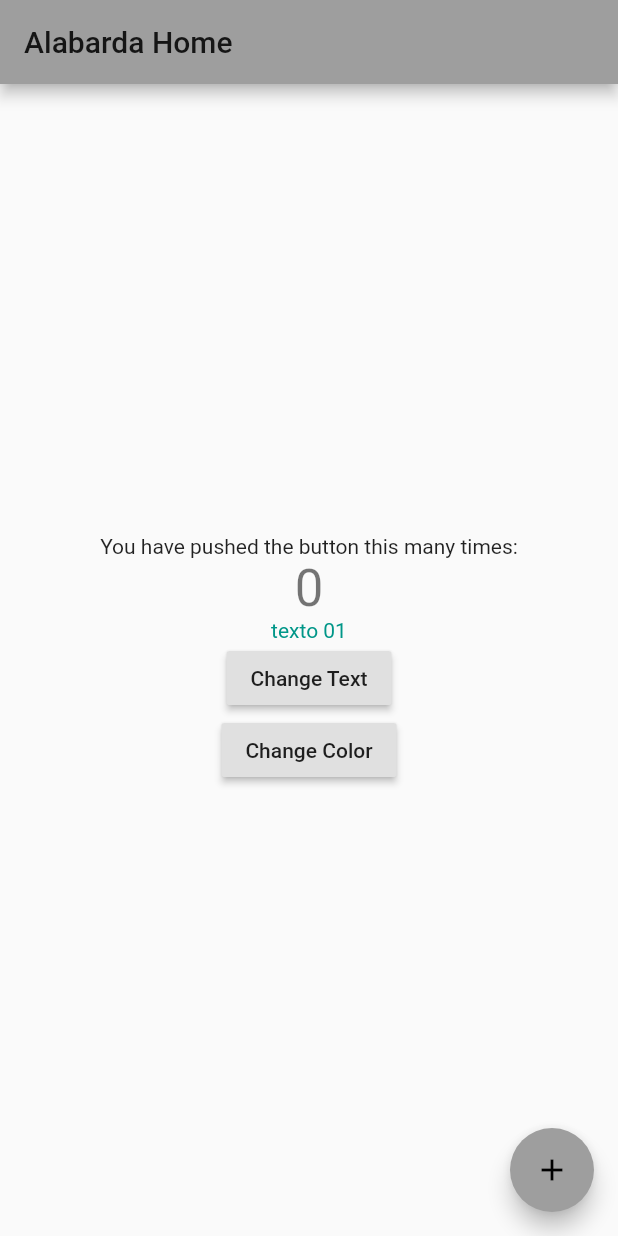
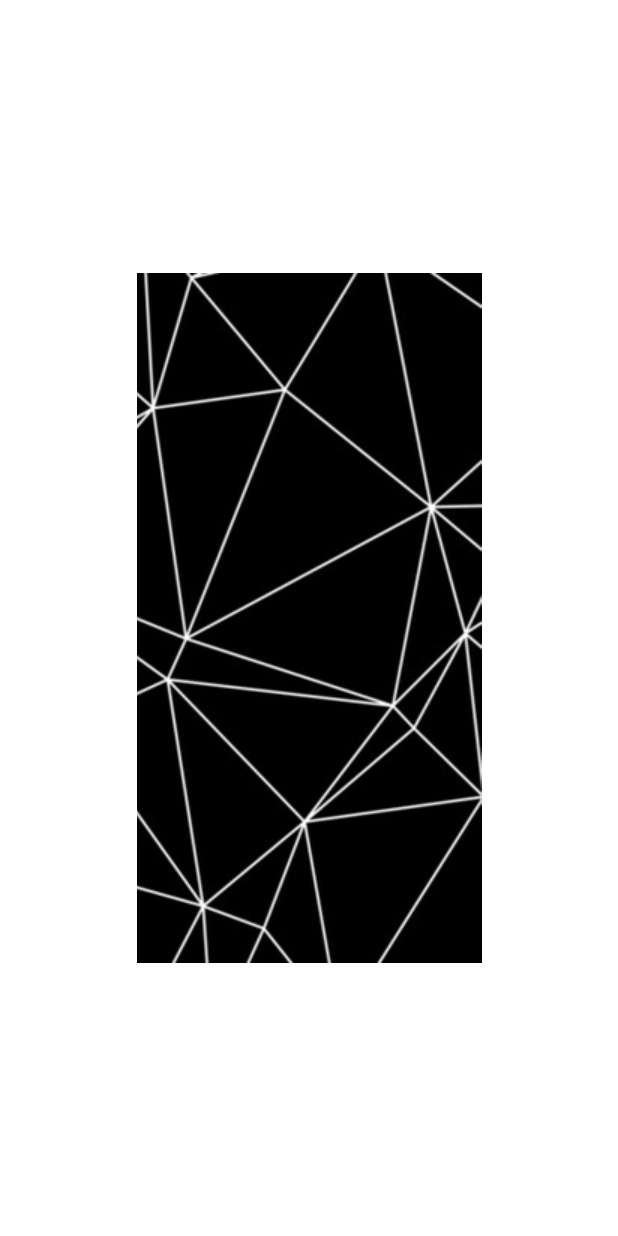
Before and after one commit to rubenabarca/alabarda, a Flutter app: the screen it shows after launch, on a phone screen of 412 x 824 dp. Run offline on Flutter 3.47's test engine with Material 2 defaults, Android fonts, the phone set to English and light mode, and no system bars.

Commit message:
Last Changes 22-02-21

```diff
--- a/lib/main.dart
+++ b/lib/main.dart
@@ -50,43 +50,8 @@ class MyHomePage extends StatefulWidget {
 }
 
 class _MyHomePageState extends State<MyHomePage> {
-  int _counter = 0;
-  String _text01 = 'texto 01';
-  Color _text01Color= Colors.teal;
-  void _changeText() {
-    setState(() {
-      if (_text01 == 'texto 01') {
-        _text01 = 'You´re falling apart';
-      } else if (_text01 == 'You´re falling apart') {
-        _text01 = 'texto 02';
-      } else if (_text01 == 'texto 02') {
-        _text01 = 'texto 03';
-      } else {
-        _text01 = 'texto 01';
-      }
-    });
 
-  }
-  void _changeColor(){
-    setState(() {
-      if(_text01Color==Colors.teal){
-        _text01Color=Colors.amber;
-      }else{
-        _text01Color=Colors.teal;
-      }
-    });
-  }
 
-  void _incrementCounter() {
-    setState(() {
-      // This call to setState tells the Flutter framework that something has
-      // changed in this State, which causes it to rerun the build method below
-      // so that the display can reflect the updated values. If we changed
-      // _counter without calling setState(), then the build method would not be
-      // called again, and so nothing would appear to happen.
-      _counter++;
-    });
-  }
 
   @override
   Widget build(BuildContext context) {
@@ -96,61 +61,7 @@ class _MyHomePageState extends State<MyHomePage> {
     // The Flutter framework has been optimized to make rerunning build methods
     // fast, so that you can just rebuild anything that needs updating rather
     // than having to individually change instances of widgets.
-    return Scaffold(
-      appBar: AppBar(
-        // Here we take the value from the MyHomePage object that was created by
-        // the App.build method, and use it to set our appbar title.
-        title: Text(widget.title),
-      ),
-      body: Center(
-        // Center is a layout widget. It takes a single child and positions it
-        // in the middle of the parent.
-        child: Column(
-          // Column is also a layout widget. It takes a list of children and
-          // arranges them vertically. By default, it sizes itself to fit its
-          // children horizontally, and tries to be as tall as its parent.
-          //
-          // Invoke "debug painting" (press "p" in the console, choose the
-          // "Toggle Debug Paint" action from the Flutter Inspector in Android
-          // Studio, or the "Toggle Debug Paint" command in Visual Studio Code)
-          // to see the wireframe for each widget.
-          //
-          // Column has various properties to control how it sizes itself and
-          // how it positions its children. Here we use mainAxisAlignment to
-          // center the children vertically; the main axis here is the vertical
-          // axis because Columns are vertical (the cross axis would be
-          // horizontal).
-          mainAxisAlignment: MainAxisAlignment.center,
+   return Center(child:Image.asset("assets/images/card-back.png"));
 
-          children: <Widget>[
-            Text(
-              'You have pushed the button this many times:',
-            ),
-            Text(
-              '$_counter',
-              style: Theme.of(context).textTheme.headline4,
-            ),
-            Text(
-              '$_text01',
-              style: TextStyle(color: _text01Color),
-            ),
-            RaisedButton(
-
-              onPressed: _changeText,
-              child: Text('Change Text'),
-            ),
-            RaisedButton(
-              onPressed: _changeColor,
-              child: Text('Change Color'),
-            )
-          ],
-        ),
-      ),
-      floatingActionButton: FloatingActionButton(
-        onPressed: _incrementCounter,
-        tooltip: 'Increment',
-        child: Icon(Icons.add),
-      ), // This trailing comma makes auto-formatting nicer for build methods.
-    );
   }
 }
```
